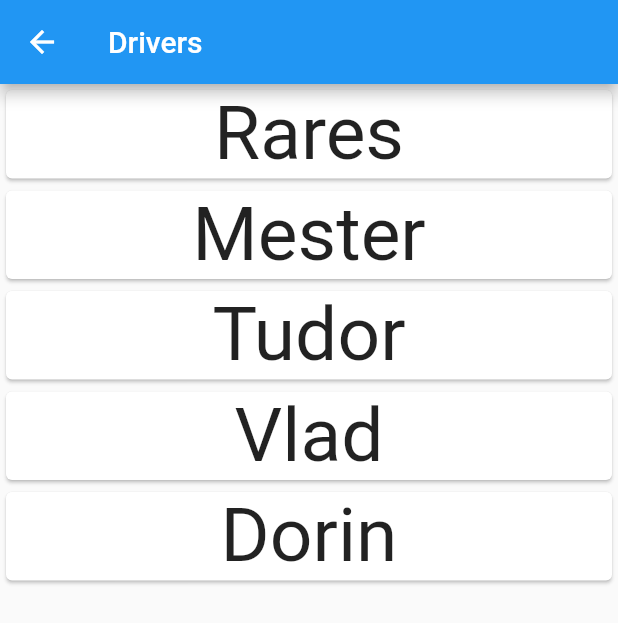
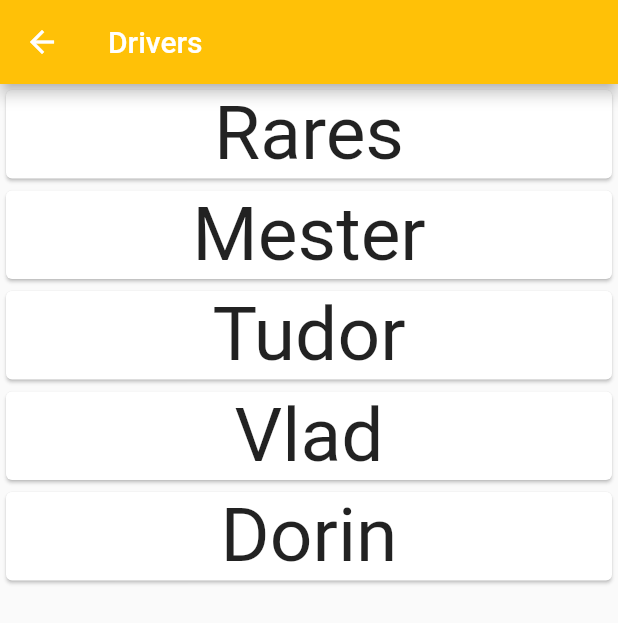
Before and after one commit to CodeRunnersTeam/PoliHack, a Flutter app: the screen it shows after launch, after a tap on the "add" icon, on a phone screen of 412 x 824 dp. Shown: the top 623 px of the screen. Run offline on Flutter 3.47's test engine with Material 2 defaults, Android fonts, the phone set to English and light mode, and no system bars.

Commit message:
Added color

```diff
--- a/lib/main.dart
+++ b/lib/main.dart
@@ -5,6 +5,7 @@ import 'package:polihack/users/driver.dart';
 
 void main() => runApp(MaterialApp(
       home: Home(),
+      debugShowCheckedModeBanner: false,
     ));
 
 class Home extends StatefulWidget {
@@ -20,7 +21,9 @@ class _HomeState extends State<Home> {
   @override
   Widget build(BuildContext context) {
     return Scaffold(
+      backgroundColor: Colors.grey[200],
       bottomNavigationBar: BottomAppBar(
+          color: Colors.grey[200],
           child: Row(
             mainAxisSize: MainAxisSize.max,
             mainAxisAlignment: MainAxisAlignment.spaceBetween,
@@ -33,6 +36,9 @@ class _HomeState extends State<Home> {
                     icoana = currst ? Icons.directions_car : Icons.people;
                   });
                 },
+                style: ElevatedButton.styleFrom(
+                  primary: Colors.amber, // Background color
+                ),
                 icon: Icon(icoana, size: 24.0),
                 label: Text(current),
               ),
@@ -42,7 +48,7 @@ class _HomeState extends State<Home> {
                       builder: (context) =>
                           currst ? DRoutes() : DriversList(title: "Drivers")));
                 },
-            backgroundColor: Colors.red,
+                backgroundColor: Colors.amber,
                 child: const Icon(Icons.add),
               ),
               ElevatedButton.icon(
@@ -50,6 +56,9 @@ class _HomeState extends State<Home> {
                   Navigator.of(context).push(MaterialPageRoute(
                       builder: (context) => currst ? DRoutes() : PRoutes()));
                 },
+                style: ElevatedButton.styleFrom(
+                  primary: Colors.amber, // Background color
+                ),
                 icon: Icon(Icons.location_pin, size: 24.0),
                 label: Text('    Route     '),
               ),
--- a/lib/routes/driver_routes.dart
+++ b/lib/routes/driver_routes.dart
@@ -19,12 +19,12 @@ class _DRoutesState extends State<DRoutes> {
       appBar: AppBar(
           title: Text('Test'),
           centerTitle: true,
-          backgroundColor: Colors.red[600]),
+          backgroundColor: Colors.amber[600]),
       floatingActionButton: FloatingActionButton(
         onPressed: () {
           // Add your onPressed code here!
         },
-        backgroundColor: Colors.red,
+        backgroundColor: Colors.amber,
         child: const Icon(Icons.add),
       ),
     );
--- a/lib/routes/passenger_routes.dart
+++ b/lib/routes/passenger_routes.dart
@@ -19,12 +19,12 @@ class _PRoutesState extends State<PRoutes> {
       appBar: AppBar(
           title: Text('Test'),
           centerTitle: true,
-          backgroundColor: Colors.green[600]),
+          backgroundColor: Colors.amber[600]),
       floatingActionButton: FloatingActionButton(
         onPressed: () {
           // Add your onPressed code here!
         },
-        backgroundColor: Colors.green,
+        backgroundColor: Colors.amber,
         child: const Icon(Icons.add),
       ),
     );
--- a/lib/users/driver.dart
+++ b/lib/users/driver.dart
@@ -26,6 +26,7 @@ class _DriversList extends State<DriversList> {
     return Scaffold(
       appBar: AppBar(
         title: Text(widget.title),
+        backgroundColor: Colors.amber,
       ),
       body: ListView(
         children: drivers.map((st) {
```
Also changed, not shown: lib/driver_routes.dart (deleted, +0 -32 lines), lib/passenger_routes.dart (deleted, +0 -34 lines). Lines whose indentation alone changed are shown as unchanged.
